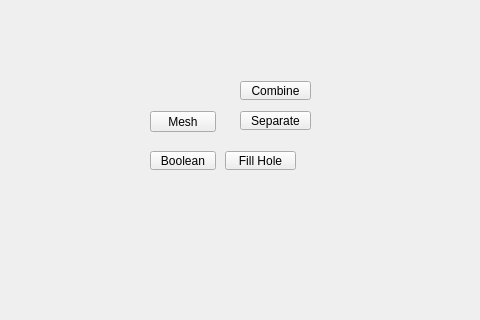
Qt form tentacle/ui/polygons#mesh#submenu.ui (m3trik/tentacle) before a commit; both pictures show x 120 to 600 and y 179 to 499 of the 600 by 600 pixel window.
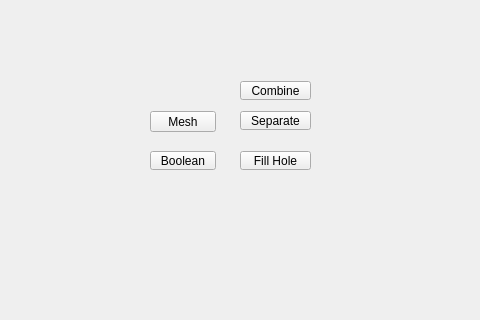
The same form after that commit. Custom widgets are drawn as their Qt base class.

Commit message:
ui: shared panel updates for Select Keys scope, style-selector combo, and Convert-To/UV submenus
Shared .ui updates backing the accumulated Maya/Blender slot fixes: animation's
Select Keys gains a scope control, preferences gets the style-selector combo,
and the selection Convert-To / uv Transform submenus gain the new items
implemented in the following slot commits.

What changed in the file:
```diff
--- a/tentacle/ui/polygons#mesh#submenu.ui
+++ b/tentacle/ui/polygons#mesh#submenu.ui
@@ -56,7 +56,7 @@
     </property>
     <property name="geometry">
      <rect>
-      <x>345</x>
+      <x>360</x>
       <y>330</y>
       <width>71</width>
       <height>19</height>
```
Left out of the diff: 10 changed lines with no effect on the pictures. The commit also changes 6 other files.
